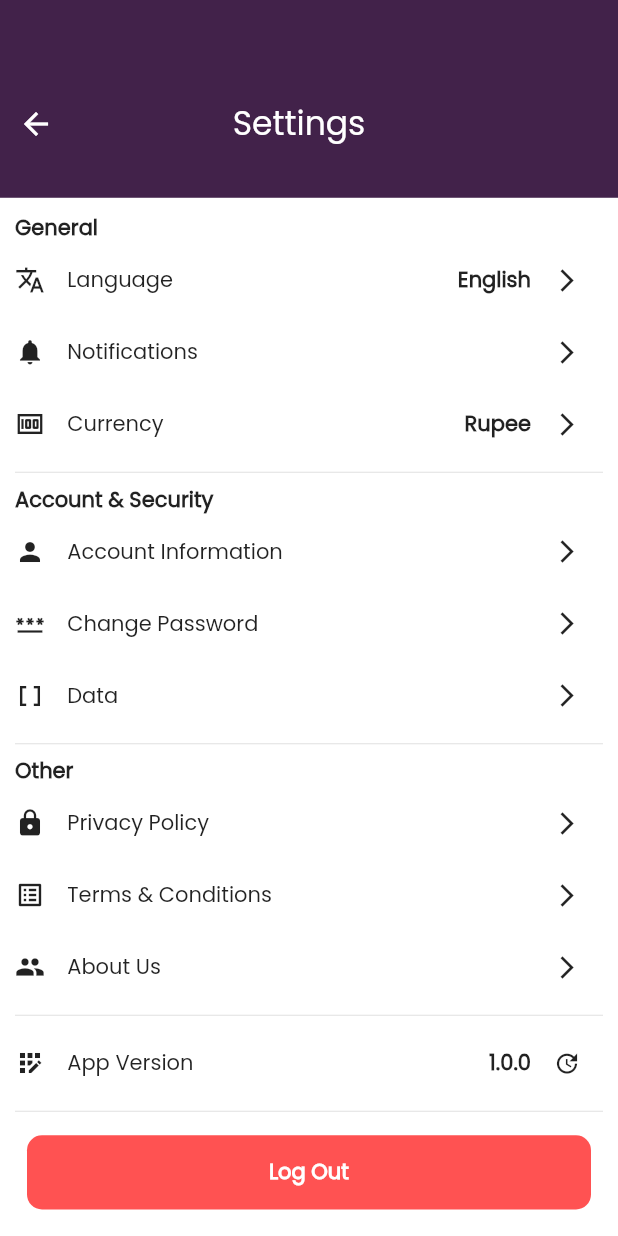
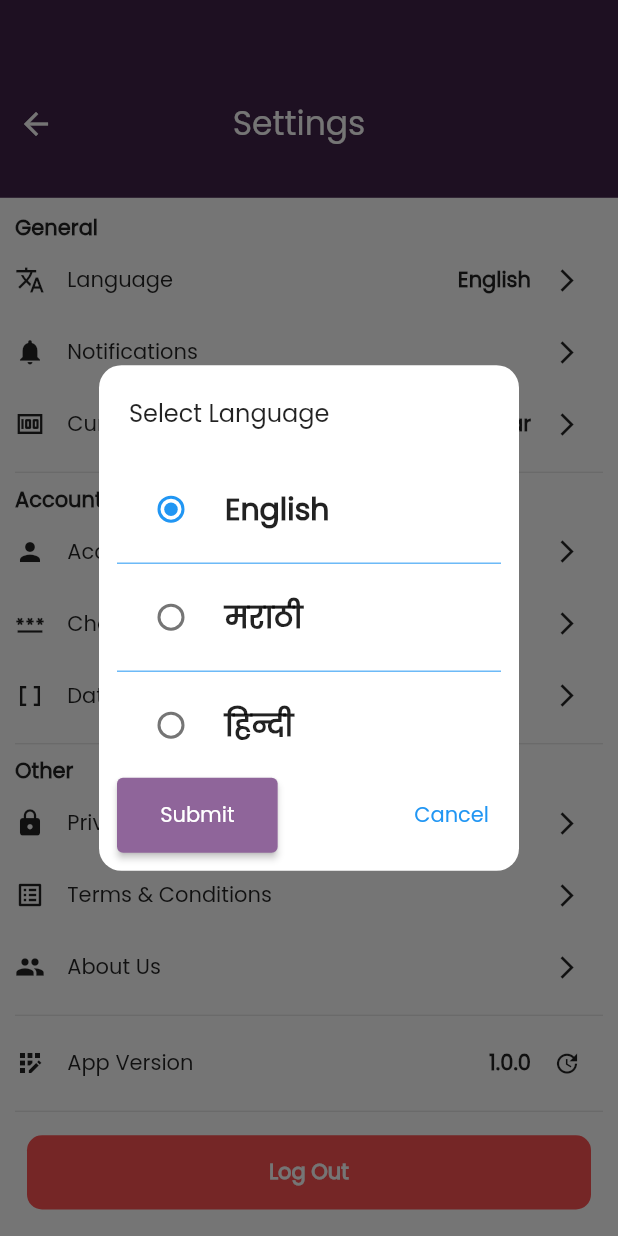
Before and after one commit to MohsinP07/money_track, a Flutter app: the SettingsPage screen opened by its route, after a tap on the "arrow forward ios" icon, on a phone screen of 412 x 824 dp. Run offline on Flutter 3.47's test engine with Material 2 defaults, Android fonts, the phone set to English and light mode, and no system bars; our stand-ins replace flutter_bloc, flutter_speed_dial, font_awesome_flutter, fpdart, get, get_it and 2 more; missing offline and left inert: open_file_safe, syncfusion_flutter_xlsio; accounts and stored records are empty; network calls fail.

Commit message:
Language and currency selection done!!

```diff
--- /dev/null
+++ b/lib/core/utils/locale_strings.dart
@@ -0,0 +1,16 @@
+import 'package:get/get.dart';
+
+class LocaleString extends Translations {
+  @override
+  Map<String, Map<String, String>> get keys => {
+        "en_US": {
+          "general": "General",
+        },
+        "mar_IN": {
+          "general": "सामान्य",
+        },
+        "hin_IN": {
+          "general": "सामान्य",
+        }
+      };
+}
--- a/lib/features/settings/presentation/pages/settings_page.dart
+++ b/lib/features/settings/presentation/pages/settings_page.dart
@@ -1,12 +1,16 @@
 import 'package:flutter/material.dart';
 import 'package:flutter_bloc/flutter_bloc.dart';
+import 'package:get/get.dart';
 import 'package:money_track/core/common/widgets/custom_button.dart';
 import 'package:money_track/core/common/widgets/custom_dialog.dart';
 import 'package:money_track/core/constants/global_variables.dart';
 import 'package:money_track/core/themes/app_pallete.dart';
 import 'package:money_track/features/auth/presentation/bloc/auth_bloc.dart';
 import 'package:money_track/features/auth/presentation/pages/login_page.dart';
+import 'package:money_track/features/settings/presentation/widgets/currency_dialog.dart';
+import 'package:money_track/features/settings/presentation/widgets/language_dialog.dart';
 import 'package:money_track/features/settings/presentation/widgets/settings_tile.dart';
+import 'package:shared_preferences/shared_preferences.dart';
 
 class SettingsPage extends StatefulWidget {
   static const String routename = '/settings-page';
@@ -17,6 +21,8 @@ class SettingsPage extends StatefulWidget {
 }
 
 class _SettingsPageState extends State<SettingsPage> {
+  SharedPreferences? prefs;
+
   void _showCustomDialog(BuildContext context, VoidCallback onView) {
     showDialog(
       context: context,
@@ -32,8 +38,77 @@ class _SettingsPageState extends State<SettingsPage> {
     );
   }
 
+  void _showPremiumDialog(BuildContext context, VoidCallback onView) {
+    showDialog(
+      context: context,
+      builder: (BuildContext context) {
+        return CustomDialog(
+          icon: Icons.info,
+          submitName: "OK",
+          title: 'Can\'t proceed',
+          content: 'Please switch to premium for "Notifications" feature',
+          onView: () {},
+        );
+      },
+    );
+  }
+
+  void _showLanguageDialog(BuildContext context) async {
+    final selectedLocale = await showDialog<Locale>(
+      context: context,
+      builder: (BuildContext context) {
+        return const LanguageDialog();
+      },
+    );
+    if (selectedLocale != null) {
+      Get.updateLocale(selectedLocale);
+      String languageCode;
+      String countryCode;
+      if (selectedLocale == const Locale("en", "US")) {
+        languageCode = "en";
+        countryCode = "US";
+      } else if (selectedLocale == const Locale("mar", "IN")) {
+        languageCode = "mar";
+        countryCode = "IN";
+      } else if (selectedLocale == const Locale("hin", "IN")) {
+        languageCode = "hin";
+        countryCode = "IN";
+      } else {
+        return; // Unhandled locale
+      }
+      prefs?.setStringList('language', [languageCode, countryCode]);
+      setState(() {}); // Update the state to reflect the language change
+    }
+  }
+
+  Future<void> _showCurrencyDialog(BuildContext context) async {
+    final selectedCurrency = await showDialog<String>(
+      context: context,
+      builder: (BuildContext context) {
+        return const CurrencyDialog();
+      },
+    );
+    if (selectedCurrency != null) {
+      setState(() {}); // Refresh to show the updated currency
+    }
+  }
+
+  @override
+  void initState() {
+    super.initState();
+    _loadSharedPreferences();
+  }
+
+  Future<void> _loadSharedPreferences() async {
+    prefs = await SharedPreferences.getInstance();
+    setState(() {}); // Update the state to reflect the loaded prefs
+  }
+
   @override
   Widget build(BuildContext context) {
+    String languageCode = prefs?.getStringList('language')?[0] ?? 'en';
+    String countryCode = prefs?.getStringList('language')?[1] ?? 'US';
+    Locale currentLocale = Locale(languageCode, countryCode);
     return Scaffold(
       body: Column(
         crossAxisAlignment: CrossAxisAlignment.start,
@@ -73,30 +148,40 @@ class _SettingsPageState extends State<SettingsPage> {
             child: Column(
               crossAxisAlignment: CrossAxisAlignment.start,
               children: [
-                const Text(
-                  'General',
-                  style: TextStyle(
+                Text(
+                  'general'.tr,
+                  style: const TextStyle(
                     fontWeight: FontWeight.w600,
                   ),
                 ),
                 SettingsTile(
                     leadingIcon: Icons.translate,
                     title: 'Language',
-                    trailingText: 'English',
+                    trailingText: currentLocale.languageCode == 'mar'
+                        ? "मराठी"
+                        : currentLocale.languageCode == 'hin'
+                            ? "हिन्दी"
+                            : 'English',
                     trailingIcon: Icons.arrow_forward_ios,
-                    onTrailingIconPressed: () {}),
+                    onTrailingIconPressed: () {
+                      _showLanguageDialog(context);
+                    }),
                 SettingsTile(
                     leadingIcon: Icons.notifications,
                     title: 'Notifications',
                     trailingText: '',
                     trailingIcon: Icons.arrow_forward_ios,
-                    onTrailingIconPressed: () {}),
+                    onTrailingIconPressed: () {
+                      _showPremiumDialog(context, () {});
+                    }),
                 SettingsTile(
                     leadingIcon: Icons.money,
                     title: 'Currency',
-                    trailingText: 'Rupee',
+                    trailingText: prefs?.getString('currency') ?? 'Dollar',
                     trailingIcon: Icons.arrow_forward_ios,
-                    onTrailingIconPressed: () {}),
+                    onTrailingIconPressed: () {
+                      _showCurrencyDialog(context);
+                    }),
                 const Divider(),
                 const Text(
                   'Account & Security',
--- /dev/null
+++ b/lib/features/settings/presentation/widgets/language_dialog.dart
@@ -0,0 +1,152 @@
+import 'package:flutter/material.dart';
+import 'package:get/get.dart';
+import 'package:money_track/core/common/widgets/custom_button.dart';
+import 'package:money_track/core/constants/global_variables.dart';
+import 'package:shared_preferences/shared_preferences.dart';
+
+class LanguageDialog extends StatefulWidget {
+  const LanguageDialog({super.key});
+
+  @override
+  State<LanguageDialog> createState() => _LanguageDialogState();
+}
+
+class _LanguageDialogState extends State<LanguageDialog> {
+  SharedPreferences? prefs;
+
+  final List locale = [
+    {"name": "English", "locale": const Locale("en", "US")},
+    {"name": "मराठी", "locale": const Locale("mar", "IN")},
+    {"name": "हिन्दी", "locale": const Locale("hin", "IN")},
+  ];
+
+  dynamic selectedLocale;
+
+  void updateLanguage(Locale locale) {
+    Get.back();
+    Get.updateLocale(locale);
+    String languageCode;
+    String countryCode;
+    if (locale == const Locale("en", "US")) {
+      languageCode = "en";
+      countryCode = "US";
+    } else if (locale == const Locale("mar", "IN")) {
+      languageCode = "mar";
+      countryCode = "IN";
+    } else if (locale == const Locale("hin", "IN")) {
+      languageCode = "hin";
+      countryCode = "IN";
+    } else {
+      return; // Unhandled locale
+    }
+    prefs?.setStringList('language', [languageCode, countryCode]);
+    setState(() {}); // Update the state to reflect the language change
+  }
+
+  @override
+  void initState() {
+    super.initState();
+    _loadSharedPreferences();
+  }
+
+  Future<void> _loadSharedPreferences() async {
+    prefs = await SharedPreferences.getInstance();
+    // Fetch the currently selected language from SharedPreferences
+    String languageCode = prefs?.getStringList('language')?[0] ?? 'en';
+    String countryCode = prefs?.getStringList('language')?[1] ?? 'US';
+    Locale currentLocale = Locale(languageCode, countryCode);
+
+    // Find the corresponding locale object in the list
+    var initialSelectedLocale = locale.firstWhere(
+      (element) => element['locale'] == currentLocale,
+      orElse: () => null,
+    );
+
+    // Set initial selected locale
+    setState(() {
+      selectedLocale = initialSelectedLocale?['locale'];
+    });
+  }
+
+  @override
+  Widget build(BuildContext context) {
+    return AlertDialog(
+      contentPadding: const EdgeInsets.all(12),
+      shape: RoundedRectangleBorder(
+        borderRadius: BorderRadius.circular(15.0),
+      ),
+      elevation: 0,
+      content: Container(
+        height: deviceSize(context).height * 0.38,
+        width: deviceSize(context).width * 0.4,
+        child: Column(
+          crossAxisAlignment: CrossAxisAlignment.start,
+          mainAxisSize: MainAxisSize.min,
+          children: [
+            const Padding(
+              padding: EdgeInsets.all(8.0),
+              child: Text(
+                'Select Language',
+                style: TextStyle(
+                  fontSize: 16,
+                ),
+              ),
+            ),
+            const SizedBox(height: 16),
+            Expanded(
+              child: ListView.separated(
+                shrinkWrap: true,
+                itemBuilder: (context, index) {
+                  return RadioListTile(
+                    title: Text(
+                      locale[index]["name"],
+                      textAlign: TextAlign.left,
+                      style: const TextStyle(
+                        fontSize: 20,
+                        fontWeight: FontWeight.bold,
+                      ),
+                    ),
+                    value: locale[index]["locale"],
+                    groupValue: selectedLocale,
+                    onChanged: (value) {
+                      setState(() {
+                        selectedLocale = value;
+                      });
+                    },
+                  );
+                },
+                separatorBuilder: (context, index) {
+                  return const Divider(
+                    color: Colors.blue,
+                  );
+                },
+                itemCount: locale.length,
+              ),
+            ),
+            Row(
+              mainAxisAlignment: MainAxisAlignment.spaceBetween,
+              children: [
+                if (selectedLocale != null)
+                  SizedBox(
+                    width: deviceSize(context).width * 0.26,
+                    child: CustomButton(
+                      text: 'Submit',
+                      onTap: () {
+                        updateLanguage(selectedLocale);
+                      },
+                    ),
+                  ),
+                TextButton(
+                  onPressed: () {
+                    Navigator.of(context).pop();
+                  },
+                  child: const Text('Cancel'),
+                ),
+              ],
+            ),
+          ],
+        ),
+      ),
+    );
+  }
+}
--- a/lib/main.dart
+++ b/lib/main.dart
@@ -1,7 +1,9 @@
 import 'package:flutter/material.dart';
 import 'package:flutter_bloc/flutter_bloc.dart';
+import 'package:get/get.dart';
 import 'package:money_track/core/common/cubits/app_user/app_user_cubit.dart';
 import 'package:money_track/core/themes/theme.dart';
+import 'package:money_track/core/utils/locale_strings.dart';
 import 'package:money_track/features/auth/presentation/bloc/auth_bloc.dart';
 import 'package:money_track/features/auth/presentation/pages/login_page.dart';
 import 'package:money_track/features/expenses/presentation/bloc/expenses_bloc.dart';
@@ -45,10 +47,12 @@ class _MyAppState extends State<MyApp> {
 
   @override
   Widget build(BuildContext context) {
-    return MaterialApp(
+    return GetMaterialApp(
       title: 'Money Track App',
       debugShowCheckedModeBanner: false,
       theme: AppTheme.themeMode,
+      locale: Locale("en", "US"),
+      translations: LocaleString(),
       home: BlocSelector<AppUserCubit, AppUserState, bool>(
         selector: (state) {
           return state is AppUserLoggedIn;
--- a/pubspec.yaml
+++ b/pubspec.yaml
@@ -49,6 +49,7 @@ dependencies:
   open_file_safe: ^3.2.3
   excel: ^2.0.0-null-safety-3
   syncfusion_flutter_xlsio: ^21.1.38
+  get: ^4.6.5
 
 dev_dependencies:
   flutter_test:
```
Also changed, not shown: lib/features/auth/data/datasources/auth_remote_data_source.dart (+12 -2 lines), lib/features/settings/presentation/widgets/currency_dialog.dart (added, +117 -0 lines), pubspec.lock.
